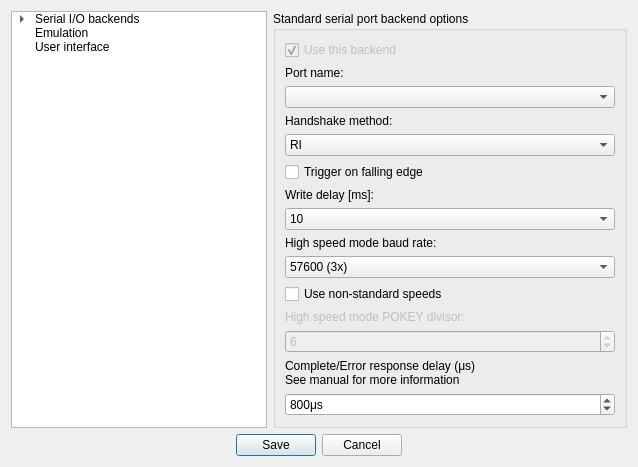
Before: the Qt Designer form optionsdialog.ui in RespeQt/RespeQt, drawn with Qt 5.
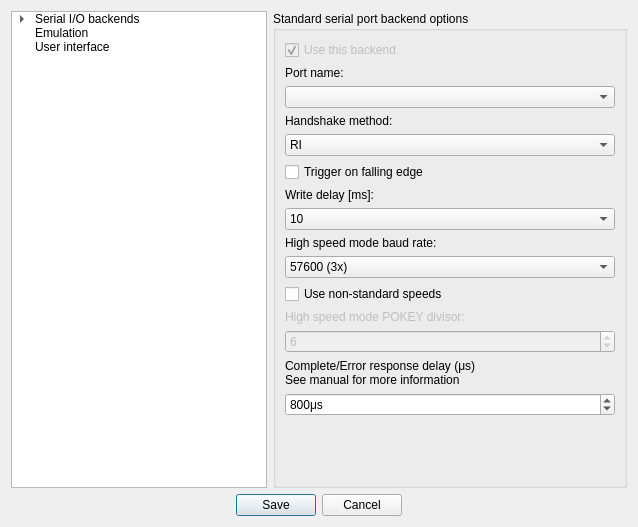
After: the same form once the commit is applied.

Commit message: New Spanish language update for the current version v4

Diff of the .ui file:
```diff
--- a/optionsdialog.ui
+++ b/optionsdialog.ui
@@ -10,7 +10,7 @@
     <x>0</x>
     <y>0</y>
     <width>638</width>
-    <height>443</height>
+    <height>527</height>
    </rect>
   </property>
   <property name="sizePolicy">
```
Left out of the diff: 2 changed lines with no effect on the pictures. The commit also changes 2 other files.
